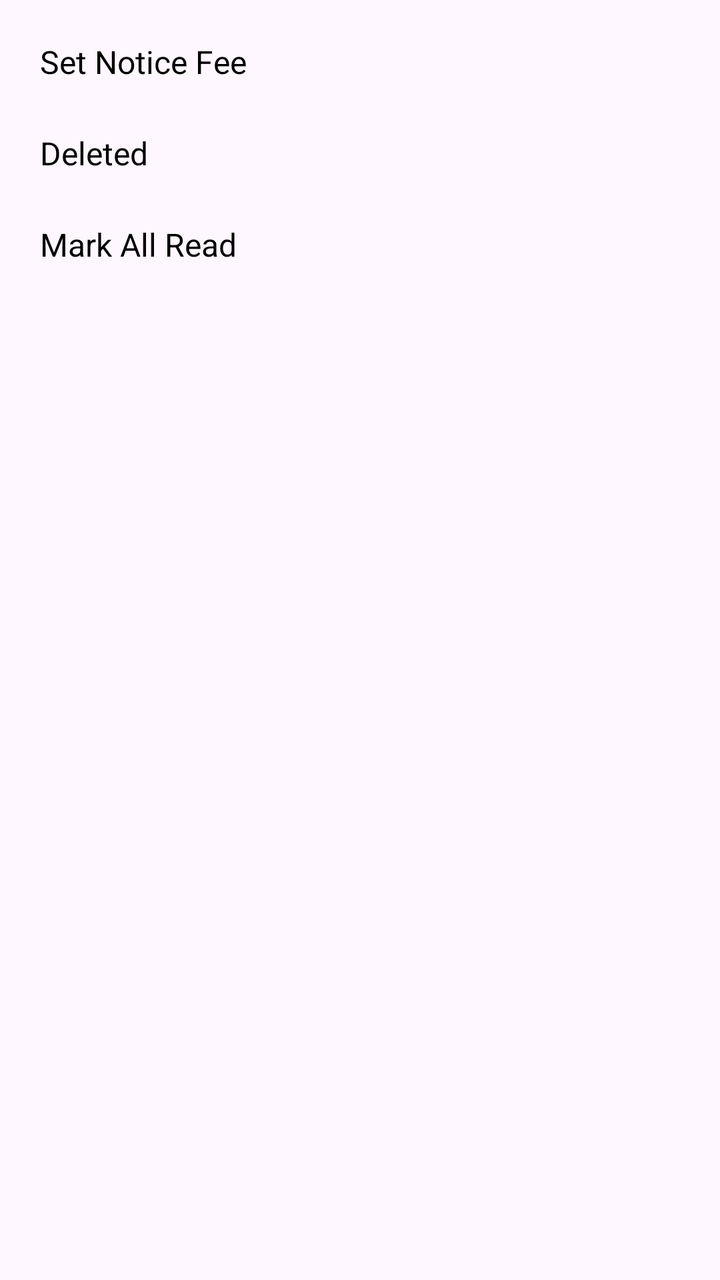
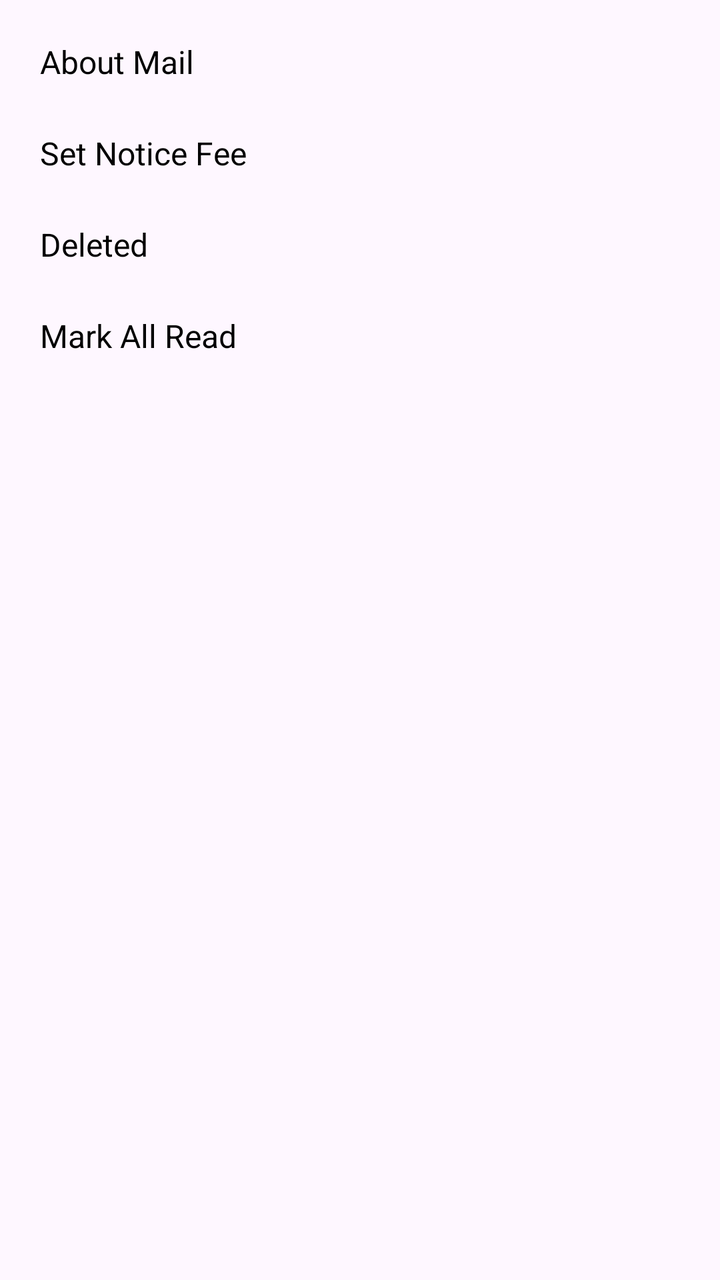

The first picture is an Android layout as it rendered before a commit; the second is the same layout after the commit. The layout source and the unified diff follow.
<!-- AndroidManifest.xml: application theme Theme.Freer -->
<!-- res/layout/popup_menu_mail_more.xml -->
<?xml version="1.0" encoding="utf-8"?>
<LinearLayout xmlns:android="http://schemas.android.com/apk/res/android"
    android:layout_width="wrap_content"
    android:layout_height="wrap_content"
    android:orientation="vertical"
    android:background="?android:attr/colorBackground"
    android:padding="8dp">

    <TextView
        android:id="@+id/set_notice_fee_item"
        android:layout_width="match_parent"
        android:layout_height="wrap_content"
        android:text="@string/set_notice_fee"
        android:textSize="16sp"
        android:textColor="@color/text"
        android:padding="12dp"
        android:background="?android:attr/selectableItemBackground"
        android:clickable="true"
        android:focusable="true"
        android:gravity="center_vertical"
        android:drawablePadding="8dp" />

    <TextView
        android:id="@+id/deleted_item"
        android:layout_width="match_parent"
        android:layout_height="wrap_content"
        android:text="@string/deleted"
        android:textSize="16sp"
        android:textColor="@color/text"
        android:padding="12dp"
        android:background="?android:attr/selectableItemBackground"
        android:clickable="true"
        android:focusable="true"
        android:gravity="center_vertical"
        android:drawablePadding="8dp" />

    <TextView
        android:id="@+id/mark_all_read_item"
        android:layout_width="match_parent"
        android:layout_height="wrap_content"
        android:text="@string/mark_all_read"
        android:textSize="16sp"
        android:textColor="@color/text"
        android:padding="12dp"
        android:background="?android:attr/selectableItemBackground"
        android:clickable="true"
        android:focusable="true"
        android:gravity="center_vertical"
        android:drawablePadding="8dp" />

</LinearLayout>
<!-- resources referenced by this layout -->
<resources>
  <color name="text">#000000</color>
  <string name="deleted">Deleted</string>
  <string name="mark_all_read">Mark All Read</string>
  <string name="set_notice_fee">Set Notice Fee</string>
  <style name="Theme.Freer" parent="Base.Theme.Freer" />
  <style name="Base.Theme.Freer" parent="Theme.Material3.DayNight.NoActionBar">
          <item name="colorPrimary">#2196F3</item>
          <item name="colorAccent">#2196F3</item>
          <item name="android:windowBackground">#FFFFFF</item>
          
          <item name="android:windowLayoutInDisplayCutoutMode">shortEdges</item>
          <item name="android:enforceNavigationBarContrast">false</item>
          <item name="android:enforceStatusBarContrast">false</item>
          <item name="android:statusBarColor">@android:color/transparent</item>
          <item name="android:navigationBarColor">@android:color/transparent</item>
          <item name="android:windowLightStatusBar">true</item>
          <item name="android:windowLightNavigationBar">true</item>
      </style>
</resources>

<!-- the commit's change to res/layout/popup_menu_mail_more.xml (unified diff, before → after) -->
@@ -5,6 +5,20 @@
     android:orientation="vertical"
     android:background="?android:attr/colorBackground"
     android:padding="8dp">
+
+    <TextView
+        android:id="@+id/about_item"
+        android:layout_width="match_parent"
+        android:layout_height="wrap_content"
+        android:text="@string/about_mail"
+        android:textSize="16sp"
+        android:textColor="@color/text"
+        android:padding="12dp"
+        android:background="?android:attr/selectableItemBackground"
+        android:clickable="true"
+        android:focusable="true"
+        android:gravity="center_vertical"
+        android:drawablePadding="8dp" />
 
     <TextView
         android:id="@+id/set_notice_fee_item"
<!-- resource entries referenced after the edit -->
@@ -1,6 +1,7 @@
 <!-- resources referenced by this layout -->
 <resources>
   <color name="text">#000000</color>
+  <string name="about_mail">About Mail</string>
   <string name="deleted">Deleted</string>
   <string name="mark_all_read">Mark All Read</string>
   <string name="set_notice_fee">Set Notice Fee</string>
